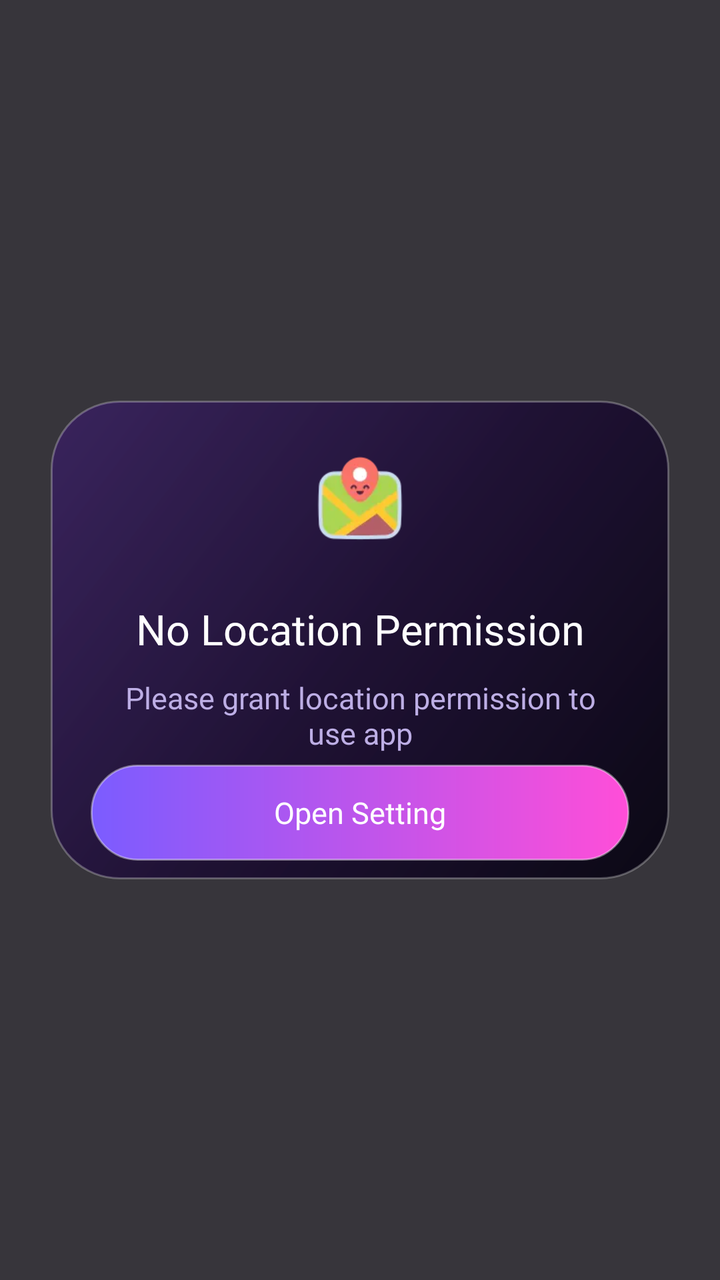
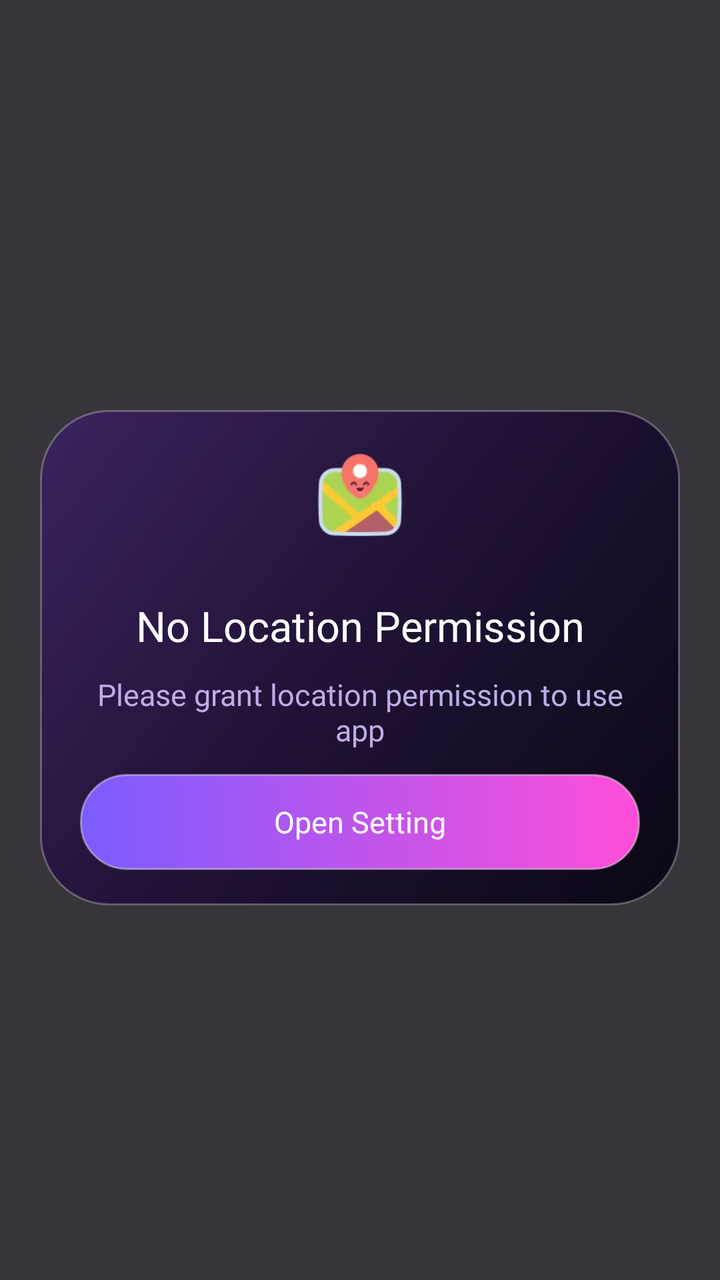

An Android layout rendered at two revisions. The XML below is the earlier revision; the diff shows what the commit changed to produce the second picture.
<!-- AndroidManifest.xml: application theme Theme.BaseProject -->
<!-- res/layout/dialog_no_location.xml -->
<?xml version="1.0" encoding="utf-8"?>
<androidx.constraintlayout.widget.ConstraintLayout xmlns:android="http://schemas.android.com/apk/res/android"
    xmlns:app="http://schemas.android.com/apk/res-auto"
    android:layout_width="match_parent"
    android:layout_height="match_parent"
    android:animateLayoutChanges="true"
    android:background="#CC05030A">

    <View
        android:id="@+id/bg_parent"
        android:layout_width="0dp"
        android:layout_height="0dp"
        android:background="@drawable/bg_modal_glass"
        app:layout_constraintBottom_toBottomOf="parent"
        app:layout_constraintDimensionRatio="344:266"
        app:layout_constraintEnd_toEndOf="parent"
        app:layout_constraintStart_toStartOf="parent"
        app:layout_constraintTop_toTopOf="parent"
        app:layout_constraintWidth_percent="0.86" />

    <ImageView
        android:id="@+id/ivThumb"
        android:layout_width="0dp"
        android:layout_height="0dp"
        android:layout_marginTop="16dp"
        android:padding="12dp"
        android:scaleType="fitCenter"
        android:src="@drawable/ic_map"
        app:layout_constraintDimensionRatio="1"
        app:layout_constraintEnd_toEndOf="@+id/bg_parent"
        app:layout_constraintStart_toStartOf="@+id/bg_parent"
        app:layout_constraintTop_toTopOf="@id/bg_parent"
        app:layout_constraintWidth_percent="0.2" />

    <TextView
        android:id="@+id/tvDeleteItem"
        android:layout_width="0dp"
        android:layout_height="wrap_content"
        android:layout_marginHorizontal="22dp"
        android:layout_marginTop="12dp"
        android:ellipsize="end"
        android:fontFamily="@font/inter_black"
        android:gravity="center"
        android:maxLines="1"
        android:text="No Location Permission"
        android:textColor="@color/white"
        android:textSize="21sp"
        app:layout_constraintEnd_toEndOf="@id/bg_parent"
        app:layout_constraintStart_toStartOf="@id/bg_parent"
        app:layout_constraintTop_toBottomOf="@id/ivThumb" />

    <TextView
        android:id="@+id/tvAreYouSure"
        android:layout_width="0dp"
        android:layout_height="wrap_content"
        android:layout_marginHorizontal="28dp"
        android:layout_marginTop="10dp"
        android:fontFamily="@font/inter_medium"
        android:gravity="center"
        android:text="Please grant location permission to use app"
        android:textColor="#BDAEE5"
        android:textSize="15sp"
        app:layout_constraintEnd_toEndOf="@id/bg_parent"
        app:layout_constraintStart_toStartOf="@id/bg_parent"
        app:layout_constraintTop_toBottomOf="@id/tvDeleteItem" />

    <TextView
        android:id="@+id/tvOpenSetting"
        android:layout_width="0dp"
        android:layout_height="48dp"
        android:layout_marginHorizontal="20dp"
        android:layout_marginTop="12dp"
        android:layout_marginBottom="16dp"
        android:background="@drawable/bg_gradient_update_button"
        android:clickable="true"
        android:ellipsize="end"
        android:focusable="true"
        android:fontFamily="@font/inter_black"
        android:gravity="center"
        android:maxLines="1"
        android:paddingHorizontal="10dp"
        android:text="Open Setting"
        android:textColor="@color/white"
        android:textSize="15sp"
        app:layout_constraintBottom_toBottomOf="@id/bg_parent"
        app:layout_constraintEnd_toEndOf="@id/bg_parent"
        app:layout_constraintHorizontal_chainStyle="packed"
        app:layout_constraintStart_toStartOf="@id/bg_parent"
        app:layout_constraintTop_toBottomOf="@id/tvAreYouSure" />

</androidx.constraintlayout.widget.ConstraintLayout>
<!-- resources referenced by this layout -->
<resources>
  <color name="white">#FFFFFFFF</color>
  <!-- drawable bg_gradient_update_button (drawable) -->
  <?xml version="1.0" encoding="utf-8"?>
  <ripple xmlns:android="http://schemas.android.com/apk/res/android"
      android:color="#55FFFFFF">
      <item>
          <shape android:shape="rectangle">
              <gradient
                  android:angle="0"
                  android:endColor="#FF4ED8"
                  android:startColor="#7B5CFF" />
              <corners android:radius="23dp" />
              <stroke
                  android:width="1dp"
                  android:color="#66FFFFFF" />
          </shape>
      </item>
  </ripple>
  <!-- drawable bg_modal_glass (drawable) -->
  <?xml version="1.0" encoding="utf-8"?>
  <shape xmlns:android="http://schemas.android.com/apk/res/android">
      <gradient
          android:angle="315"
          android:centerColor="#E51C0D33"
          android:endColor="#F1080512"
          android:startColor="#C93A1F66" />
      <corners android:radius="34dp" />
      <stroke
          android:width="1dp"
          android:color="#44FFFFFF" />
  </shape>
  <!-- drawable ic_map: webp bitmap (drawable, 1754 bytes) -->
  <style name="Theme.BaseProject" parent="Base.Theme.BaseProject" />
  <style name="Base.Theme.BaseProject" parent="Theme.MaterialComponents.Light.NoActionBar">
          
          <item name="colorPrimary">@color/purple_500</item>
          <item name="colorPrimaryVariant">@color/purple_700</item>
          <item name="colorOnPrimary">@color/white</item>
          
          <item name="colorSecondary">@color/teal_200</item>
          <item name="colorSecondaryVariant">@color/teal_700</item>
          <item name="colorOnSecondary">@color/black</item>
          
          <item name="android:statusBarColor">?attr/colorPrimaryVariant</item>
          
          
          <item name="android:colorControlHighlight">@color/ripple_color_main</item>
      </style>
  <color name="purple_500">#FF6200EE</color>
  <color name="purple_700">#FF3700B3</color>
  <color name="teal_200">#FF03DAC5</color>
  <color name="teal_700">#FF018786</color>
  <color name="black">#FF000000</color>
  <color name="ripple_color_main">#2DE14EFE</color>
</resources>

<!-- the commit's change to res/layout/dialog_no_location.xml (unified diff, before → after) -->
@@ -10,13 +10,14 @@
         android:id="@+id/bg_parent"
         android:layout_width="0dp"
         android:layout_height="0dp"
+        android:layout_marginHorizontal="20dp"
+        android:layout_marginTop="-10dp"
+        android:layout_marginBottom="-18dp"
         android:background="@drawable/bg_modal_glass"
-        app:layout_constraintBottom_toBottomOf="parent"
-        app:layout_constraintDimensionRatio="344:266"
+        app:layout_constraintBottom_toBottomOf="@id/tvOpenSetting"
         app:layout_constraintEnd_toEndOf="parent"
         app:layout_constraintStart_toStartOf="parent"
-        app:layout_constraintTop_toTopOf="parent"
-        app:layout_constraintWidth_percent="0.86" />
+        app:layout_constraintTop_toTopOf="@id/ivThumb" />
 
     <ImageView
         android:id="@+id/ivThumb"
@@ -26,10 +27,12 @@
         android:padding="12dp"
         android:scaleType="fitCenter"
         android:src="@drawable/ic_map"
+        app:layout_constraintBottom_toBottomOf="parent"
         app:layout_constraintDimensionRatio="1"
-        app:layout_constraintEnd_toEndOf="@+id/bg_parent"
-        app:layout_constraintStart_toStartOf="@+id/bg_parent"
-        app:layout_constraintTop_toTopOf="@id/bg_parent"
+        app:layout_constraintEnd_toEndOf="parent"
+        app:layout_constraintStart_toStartOf="parent"
+        app:layout_constraintTop_toTopOf="parent"
+        app:layout_constraintVertical_bias="0.36"
         app:layout_constraintWidth_percent="0.2" />
 
     <TextView
@@ -70,7 +73,6 @@
         android:layout_height="48dp"
         android:layout_marginHorizontal="20dp"
         android:layout_marginTop="12dp"
-        android:layout_marginBottom="16dp"
         android:background="@drawable/bg_gradient_update_button"
         android:clickable="true"
         android:ellipsize="end"
@@ -82,9 +84,7 @@
         android:text="Open Setting"
         android:textColor="@color/white"
         android:textSize="15sp"
-        app:layout_constraintBottom_toBottomOf="@id/bg_parent"
         app:layout_constraintEnd_toEndOf="@id/bg_parent"
-        app:layout_constraintHorizontal_chainStyle="packed"
         app:layout_constraintStart_toStartOf="@id/bg_parent"
         app:layout_constraintTop_toBottomOf="@id/tvAreYouSure" />
 
